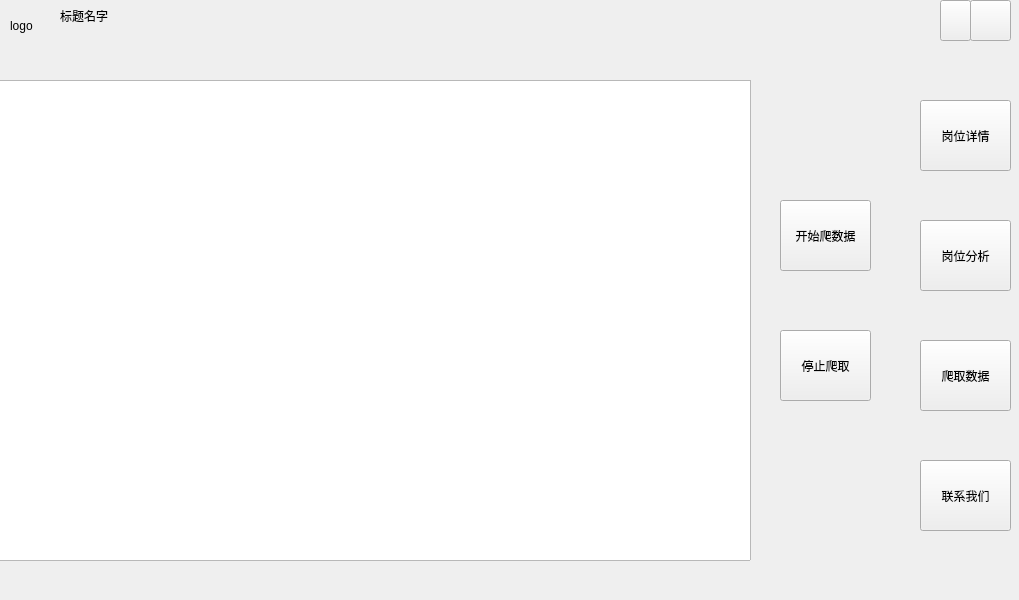
The window that main_widget.ui (kkfuwfny/analysis_of_internet_jobs) describes before a commit, drawn with Qt 5.
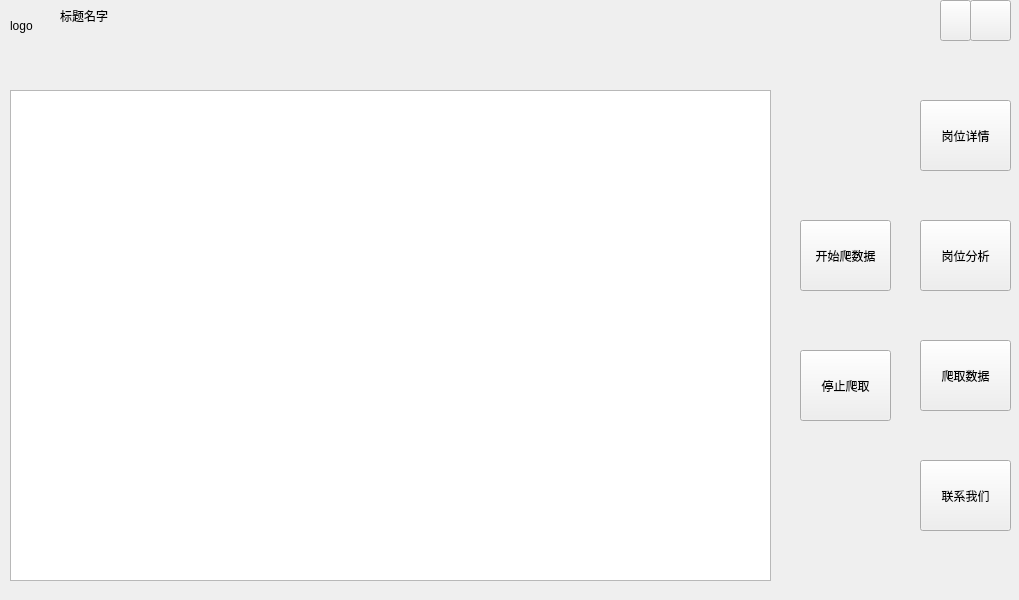
The same window after the commit. The open tabs and pages were chosen to show the change.

The edit to the form file:
```diff
--- a/main_widget.ui
+++ b/main_widget.ui
@@ -19,10 +19,10 @@
    </property>
    <property name="geometry">
     <rect>
-     <x>-20</x>
-     <y>10</y>
+     <x>0</x>
+     <y>30</y>
      <width>911</width>
-     <height>601</height>
+     <height>571</height>
     </rect>
    </property>
    <property name="autoFillBackground">
@@ -407,9 +407,9 @@
      <property name="geometry">
       <rect>
        <x>10</x>
-       <y>70</y>
+       <y>60</y>
        <width>761</width>
-       <height>481</height>
+       <height>491</height>
       </rect>
      </property>
     </widget>
```
Left out of the diff: 18 changed lines with no effect on the pictures.
